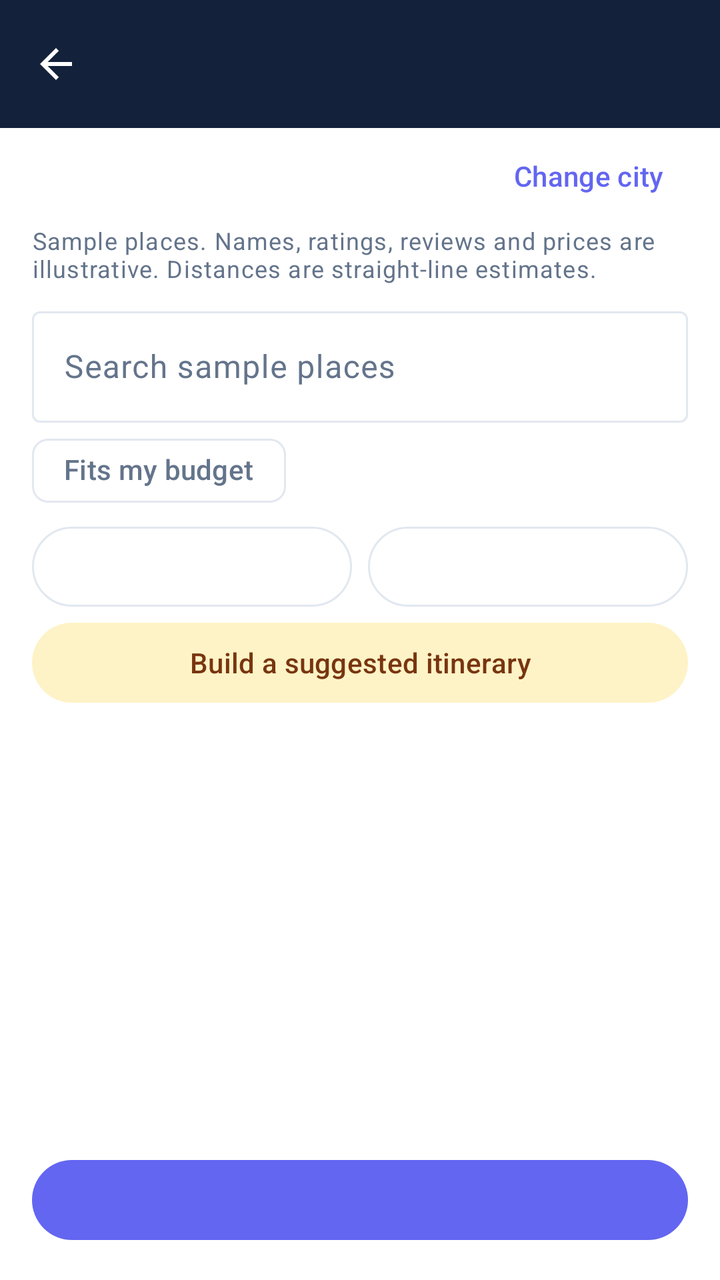
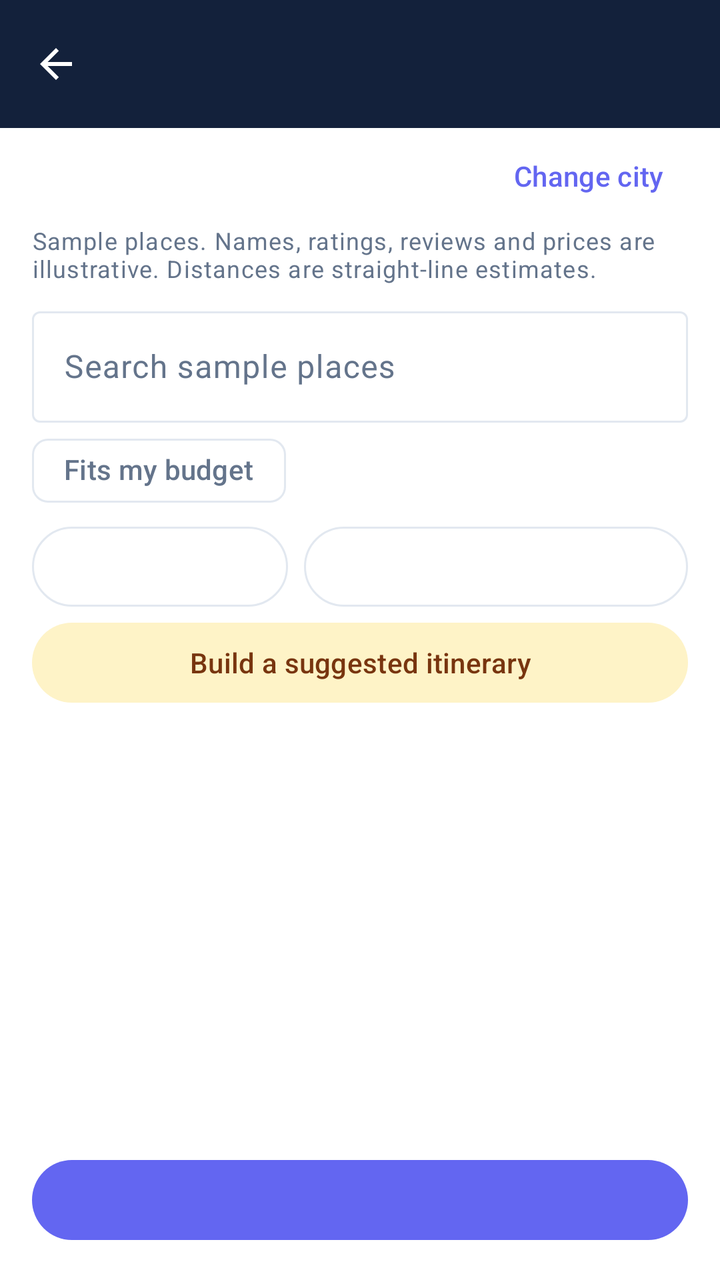

Screens rendered from an Android XML layout before and after an edit, with the pre-edit source and the edit as a unified diff.
<!-- AndroidManifest.xml: application theme Theme.TripFit -->
<!-- res/layout/activity_discover.xml -->
<?xml version="1.0" encoding="utf-8"?>
<LinearLayout xmlns:android="http://schemas.android.com/apk/res/android"
    xmlns:app="http://schemas.android.com/apk/res-auto"
    android:layout_width="match_parent"
    android:layout_height="match_parent"
    android:background="?attr/colorSurface"
    android:orientation="vertical">

    <include layout="@layout/view_toolbar" />

    <androidx.core.widget.NestedScrollView
        android:layout_width="match_parent"
        android:layout_height="0dp"
        android:layout_weight="1">

        <LinearLayout
            android:layout_width="match_parent"
            android:layout_height="wrap_content"
            android:orientation="vertical"
            android:paddingBottom="@dimen/space_md">

            <LinearLayout
                android:layout_width="match_parent"
                android:layout_height="wrap_content"
                android:gravity="center_vertical"
                android:orientation="horizontal"
                android:paddingHorizontal="@dimen/space_md">

                <TextView
                    android:id="@+id/text_city"
                    android:layout_width="0dp"
                    android:layout_height="wrap_content"
                    android:layout_weight="1"
                    android:textAppearance="?attr/textAppearanceTitleLarge"
                    android:textColor="?attr/colorOnSurface" />

                <com.google.android.material.button.MaterialButton
                    android:id="@+id/button_change_city"
                    style="@style/Widget.Material3.Button.TextButton"
                    android:layout_width="wrap_content"
                    android:layout_height="wrap_content"
                    android:minHeight="48dp"
                    android:text="@string/action_change_city" />
            </LinearLayout>

            <TextView
                android:layout_width="match_parent"
                android:layout_height="wrap_content"
                android:paddingHorizontal="@dimen/space_md"
                android:text="@string/catalog_notice"
                android:textAppearance="?attr/textAppearanceBodySmall"
                android:textColor="?attr/colorOnSurfaceVariant" />

            <com.google.android.material.textfield.TextInputLayout
                style="@style/Widget.Material3.TextInputLayout.OutlinedBox"
                android:layout_width="match_parent"
                android:layout_height="wrap_content"
                android:layout_marginHorizontal="@dimen/space_md"
                android:layout_marginTop="@dimen/space_sm"
                android:hint="@string/catalog_search">

                <com.google.android.material.textfield.TextInputEditText
                    android:id="@+id/input_catalog_search"
                    android:layout_width="match_parent"
                    android:layout_height="wrap_content"
                    android:inputType="text"
                    android:maxLines="1"
                    android:minHeight="48dp" />
            </com.google.android.material.textfield.TextInputLayout>

            <com.google.android.material.chip.ChipGroup
                android:layout_width="match_parent"
                android:layout_height="wrap_content"
                android:layout_marginHorizontal="@dimen/space_md">

                <com.google.android.material.chip.Chip
                    android:id="@+id/chip_fits_budget"
                    style="@style/Widget.Material3.Chip.Filter"
                    android:layout_width="wrap_content"
                    android:layout_height="wrap_content"
                    android:text="@string/filter_fits_budget"
                    app:chipMinTouchTargetSize="48dp"
                    app:ensureMinTouchTargetSize="true" />
            </com.google.android.material.chip.ChipGroup>

            <LinearLayout
                android:layout_width="match_parent"
                android:layout_height="wrap_content"
                android:layout_marginHorizontal="@dimen/space_md"
                android:orientation="horizontal">

                <com.google.android.material.button.MaterialButton
                    android:id="@+id/button_catalog_filter"
                    style="@style/Widget.Material3.Button.OutlinedButton"
                    android:layout_width="0dp"
                    android:layout_height="wrap_content"
                    android:layout_marginEnd="@dimen/space_sm"
                    android:layout_weight="1"
                    android:minHeight="48dp" />

                <com.google.android.material.button.MaterialButton
                    android:id="@+id/button_catalog_day"
                    style="@style/Widget.Material3.Button.OutlinedButton"
                    android:layout_width="0dp"
                    android:layout_height="wrap_content"
                    android:layout_weight="1"
                    android:minHeight="48dp" />
            </LinearLayout>

            <com.google.android.material.button.MaterialButton
                android:id="@+id/button_build_plan"
                style="@style/Widget.Material3.Button.TonalButton"
                android:layout_width="match_parent"
                android:layout_height="wrap_content"
                android:layout_marginHorizontal="@dimen/space_md"
                android:minHeight="48dp"
                android:text="@string/catalog_build" />

            <TextView
                android:id="@+id/text_catalog_nearby"
                android:layout_width="match_parent"
                android:layout_height="wrap_content"
                android:paddingHorizontal="@dimen/space_md"
                android:paddingVertical="@dimen/space_sm"
                android:textAppearance="?attr/textAppearanceTitleSmall"
                android:textColor="?attr/colorOnSurface" />

            <TextView
                android:id="@+id/text_catalog_empty"
                android:layout_width="match_parent"
                android:layout_height="wrap_content"
                android:paddingHorizontal="@dimen/space_md"
                android:text="@string/catalog_empty"
                android:textColor="?attr/colorOnSurfaceVariant"
                android:visibility="gone" />

            <androidx.recyclerview.widget.RecyclerView
                android:id="@+id/list_discover"
                android:layout_width="match_parent"
                android:layout_height="wrap_content"
                android:nestedScrollingEnabled="false"
                app:layoutManager="androidx.recyclerview.widget.LinearLayoutManager" />
        </LinearLayout>
    </androidx.core.widget.NestedScrollView>

    <com.google.android.material.button.MaterialButton
        android:id="@+id/button_add_selected"
        android:layout_width="match_parent"
        android:layout_height="wrap_content"
        android:layout_margin="@dimen/space_md"
        android:minHeight="48dp" />
</LinearLayout>
<!-- res/layout/view_toolbar.xml (included above) -->
<?xml version="1.0" encoding="utf-8"?>
<com.google.android.material.appbar.AppBarLayout xmlns:android="http://schemas.android.com/apk/res/android"
    xmlns:app="http://schemas.android.com/apk/res-auto"
    android:layout_width="match_parent"
    android:layout_height="wrap_content"
    android:background="@color/ticket_carrier_navy"
    android:elevation="0dp"
    android:fitsSystemWindows="true">

    <com.google.android.material.appbar.MaterialToolbar
        android:id="@+id/toolbar"
        android:layout_width="match_parent"
        android:layout_height="?attr/actionBarSize"
        android:background="@color/ticket_carrier_navy"
        app:navigationContentDescription="@string/cd_back"
        app:navigationIcon="@drawable/ic_arrow_back_24"
        app:navigationIconTint="@color/on_ticket_carrier"
        app:titleTextColor="@color/on_ticket_carrier" />

</com.google.android.material.appbar.AppBarLayout>
<!-- resources referenced by this layout -->
<resources>
  <color name="on_ticket_carrier">#FFFFFF</color>
  <color name="ticket_carrier_navy">#13213B</color>
  <dimen name="space_md">16dp</dimen>
  <dimen name="space_sm">8dp</dimen>
  <!-- drawable ic_arrow_back_24 (drawable) -->
  <vector xmlns:android="http://schemas.android.com/apk/res/android"
      android:width="24dp"
      android:height="24dp"
      android:viewportWidth="24"
      android:viewportHeight="24"
      android:tint="?attr/colorOnSurface">
      <path
          android:fillColor="@android:color/white"
          android:pathData="M20,11H7.83l5.59,-5.59L12,4l-8,8 8,8 1.41,-1.41L7.83,13H20v-2z" />
  </vector>
  <string name="action_change_city">Change city</string>
  <string name="catalog_build">Build a suggested itinerary</string>
  <string name="catalog_empty">No sample places match these filters…</string>
  <string name="catalog_notice">Sample places. Names, ratings, reviews and prices are illustrative. Distances are straight-line estimates.</string>
  <string name="catalog_search">Search sample places</string>
  <string name="cd_back">Back</string>
  <string name="filter_fits_budget">Fits my budget</string>
  <style name="Theme.TripFit" parent="Base.Theme.TripFit" />
  <style name="Base.Theme.TripFit" parent="Theme.Material3.DayNight.NoActionBar">
          <item name="colorPrimary">@color/md_primary</item>
          <item name="colorOnPrimary">@color/md_on_primary</item>
          <item name="colorPrimaryContainer">@color/md_primary_container</item>
          <item name="colorOnPrimaryContainer">@color/md_on_primary_container</item>
  
          <item name="colorSecondary">@color/md_secondary</item>
          <item name="colorOnSecondary">@color/md_on_secondary</item>
          <item name="colorSecondaryContainer">@color/md_secondary_container</item>
          <item name="colorOnSecondaryContainer">@color/md_on_secondary_container</item>
  
          <item name="android:colorBackground">@color/md_background</item>
          <item name="colorOnBackground">@color/md_on_background</item>
          <item name="colorSurface">@color/md_surface</item>
          <item name="colorOnSurface">@color/md_on_surface</item>
          <item name="colorSurfaceVariant">@color/md_surface_variant</item>
          <item name="colorOnSurfaceVariant">@color/md_on_surface_variant</item>
          <item name="colorOutline">@color/md_outline</item>
      </style>
  <color name="md_primary">#6366F1</color>
  <color name="md_on_primary">#FFFFFF</color>
  <color name="md_primary_container">#EEF2FF</color>
  <color name="md_on_primary_container">#312E81</color>
  <color name="md_secondary">#D97706</color>
  <color name="md_on_secondary">#FFFFFF</color>
  <color name="md_secondary_container">#FEF3C7</color>
  <color name="md_on_secondary_container">#78350F</color>
  <color name="md_background">#F8FAFC</color>
  <color name="md_on_background">#0F172A</color>
  <color name="md_surface">#FFFFFF</color>
  <color name="md_on_surface">#0F172A</color>
  <color name="md_surface_variant">#F1F5F9</color>
  <color name="md_on_surface_variant">#64748B</color>
  <color name="md_outline">#E2E8F0</color>
</resources>

<!-- the commit's change to res/layout/activity_discover.xml (unified diff, before → after) -->
@@ -95,7 +95,7 @@
                     android:layout_width="0dp"
                     android:layout_height="wrap_content"
                     android:layout_marginEnd="@dimen/space_sm"
-                    android:layout_weight="1"
+                    android:layout_weight="2"
                     android:minHeight="48dp" />
 
                 <com.google.android.material.button.MaterialButton
@@ -103,7 +103,7 @@
                     style="@style/Widget.Material3.Button.OutlinedButton"
                     android:layout_width="0dp"
                     android:layout_height="wrap_content"
-                    android:layout_weight="1"
+                    android:layout_weight="3"
                     android:minHeight="48dp" />
             </LinearLayout>
 
